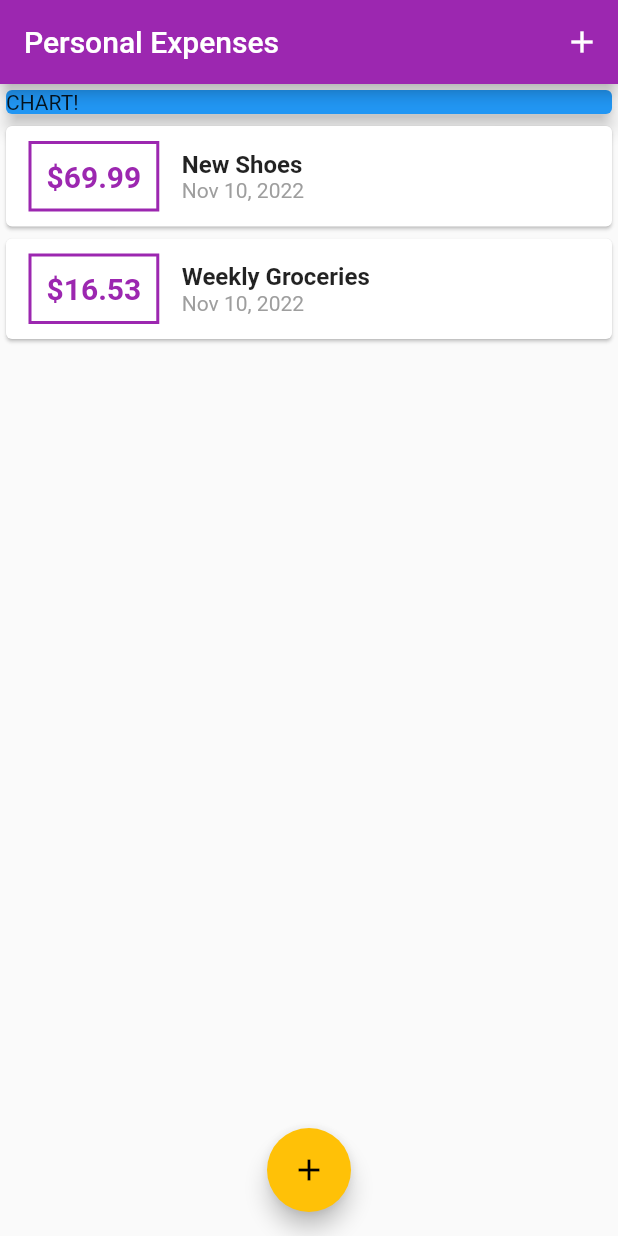
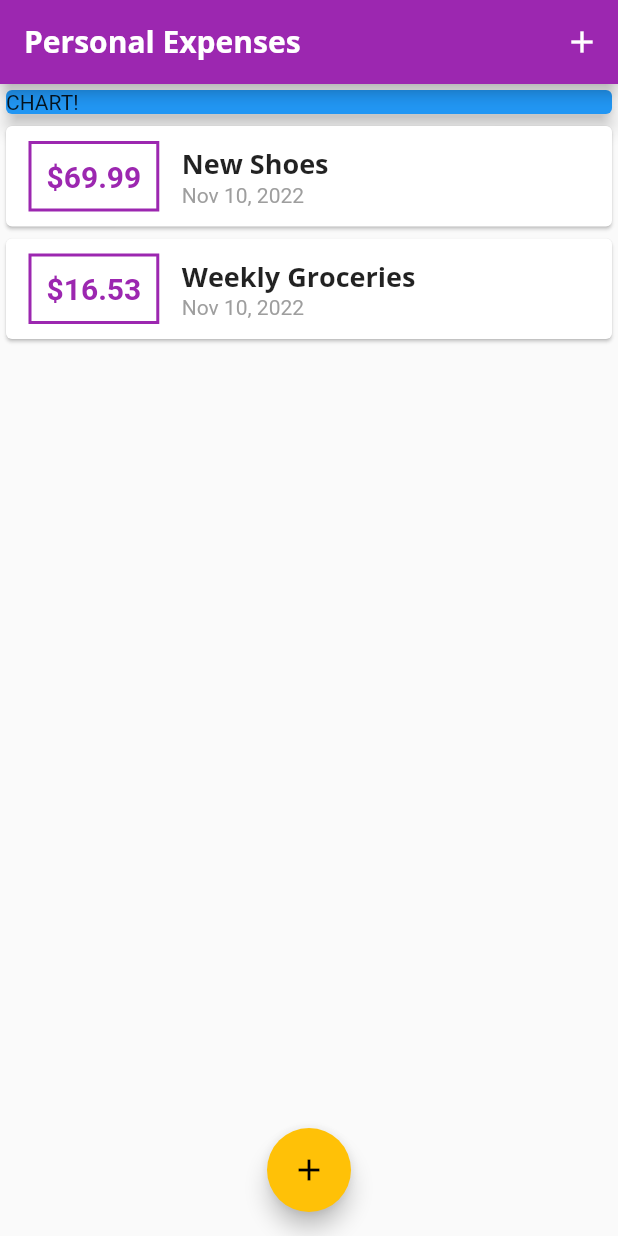
Before and after one commit to nghialmgcd201527/money-expense-udemy, a Flutter app: the screen it shows after launch, on a phone screen of 412 x 824 dp. Run offline on Flutter 3.47's test engine with Material 2 defaults, Android fonts, the phone set to English and light mode, and no system bars.

Commit message:
lecture 98

```diff
--- a/lib/main.dart
+++ b/lib/main.dart
@@ -14,6 +14,23 @@
       theme: ThemeData(
         primarySwatch: Colors.purple,
         accentColor: Colors.amber,
+        fontFamily: 'Quicksand',
+        textTheme: ThemeData.light().textTheme.copyWith(
+              headline6: TextStyle(
+                fontFamily: 'OpenSans',
+                fontWeight: FontWeight.bold,
+                fontSize: 18,
+              ),
+            ),
+        appBarTheme: AppBarTheme(
+          textTheme: ThemeData.light().textTheme.copyWith(
+                headline6: TextStyle(
+                  fontFamily: 'OpenSans',
+                  fontSize: 20,
+                  fontWeight: FontWeight.bold,
+                ),
+              ),
+        ),
       ),
       home: MyHomePage(),
     );
--- a/lib/widgets/transaction_list.dart
+++ b/lib/widgets/transaction_list.dart
@@ -42,10 +42,7 @@
                 children: <Widget>[
                   Text(
                     transactions[index].title,
-                    style: TextStyle(
-                      fontSize: 16,
-                      fontWeight: FontWeight.bold,
-                    ),
+                    style: Theme.of(context).textTheme.headline6,
                   ),
                   Text(
                     DateFormat.yMMMd().format(transactions[index].date),
```
Also changed, not shown: pubspec.yaml (+11 -6 lines), assets/fonts/OpenSans-Bold.ttf (added), assets/fonts/OpenSans-Regular.ttf (added), assets/fonts/Quicksand-Bold.ttf (added), assets/fonts/Quicksand-Light.ttf (added), assets/fonts/Quicksand-Medium.ttf (added), assets/fonts/Quicksand-Regular.ttf (added).
